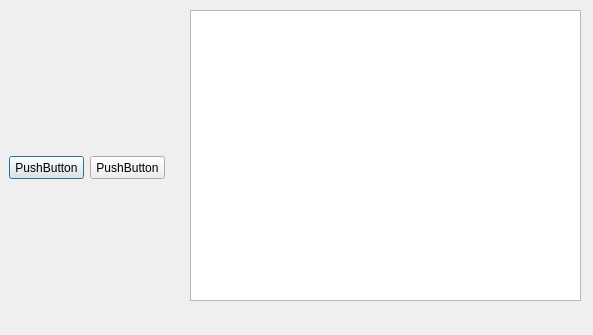
The window that cliente_dialog.ui (davatem17/proyectoC) describes before a commit, drawn with Qt 5.
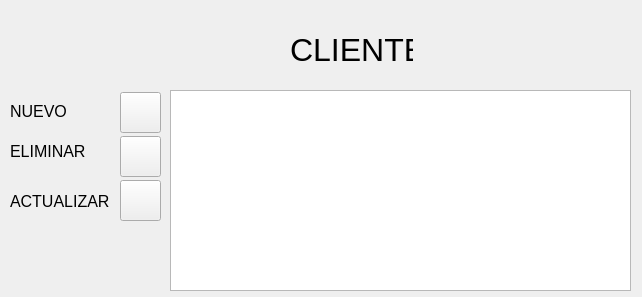
The same window after the commit. Icons and pictures are not drawn.

```diff
--- a/cliente_dialog.ui
+++ b/cliente_dialog.ui
@@ -6,8 +6,8 @@
    <rect>
     <x>0</x>
     <y>0</y>
-    <width>593</width>
-    <height>335</height>
+    <width>642</width>
+    <height>297</height>
    </rect>
   </property>
   <property name="windowTitle">
@@ -16,37 +16,161 @@
   <widget class="QTableView" name="tableView">
    <property name="geometry">
     <rect>
-     <x>190</x>
-     <y>10</y>
-     <width>391</width>
-     <height>291</height>
+     <x>170</x>
+     <y>90</y>
+     <width>461</width>
+     <height>201</height>
     </rect>
    </property>
   </widget>
   <widget class="QPushButton" name="pushButton">
    <property name="geometry">
     <rect>
-     <x>9</x>
-     <y>156</y>
-     <width>75</width>
+     <x>120</x>
+     <y>92</y>
+     <width>41</width>
+     <height>41</height>
+    </rect>
+   </property>
+   <property name="text">
+    <string/>
+   </property>
+   <property name="icon">
+    <iconset>
+     <normaloff>../build-factura-Desktop_Qt_5_15_0_MinGW_64_bit-Release/images/nuevo.png</normaloff>../build-factura-Desktop_Qt_5_15_0_MinGW_64_bit-Release/images/nuevo.png</iconset>
+   </property>
+   <property name="iconSize">
+    <size>
+     <width>30</width>
+     <height>30</height>
+    </size>
+   </property>
+   <property name="autoDefault">
+    <bool>false</bool>
+   </property>
+  </widget>
+  <widget class="QPushButton" name="bteliminar">
+   <property name="geometry">
+    <rect>
+     <x>120</x>
+     <y>136</y>
+     <width>41</width>
+     <height>41</height>
+    </rect>
+   </property>
+   <property name="text">
+    <string/>
+   </property>
+   <property name="icon">
+    <iconset>
+     <normaloff>../build-factura-Desktop_Qt_5_15_0_MinGW_64_bit-Release/images/eliminar.png</normaloff>../build-factura-Desktop_Qt_5_15_0_MinGW_64_bit-Release/images/eliminar.png</iconset>
+   </property>
+   <property name="iconSize">
+    <size>
+     <width>30</width>
+     <height>30</height>
+    </size>
+   </property>
+   <property name="autoDefault">
+    <bool>false</bool>
+   </property>
+  </widget>
+  <widget class="QPushButton" name="btactualizar">
+   <property name="geometry">
+    <rect>
+     <x>120</x>
+     <y>180</y>
+     <width>41</width>
+     <height>41</height>
+    </rect>
+   </property>
+   <property name="text">
+    <string/>
+   </property>
+   <property name="icon">
+    <iconset>
+     <normaloff>../build-factura-Desktop_Qt_5_15_0_MinGW_64_bit-Release/images/actualizar.png</normaloff>../build-factura-Desktop_Qt_5_15_0_MinGW_64_bit-Release/images/actualizar.png</iconset>
+   </property>
+   <property name="iconSize">
+    <size>
+     <width>30</width>
+     <height>30</height>
+    </size>
+   </property>
+   <property name="autoDefault">
+    <bool>false</bool>
+   </property>
+  </widget>
+  <widget class="QLabel" name="label">
+   <property name="geometry">
+    <rect>
+     <x>290</x>
+     <y>30</y>
+     <width>123</width>
+     <height>39</height>
+    </rect>
+   </property>
+   <property name="font">
+    <font>
+     <pointsize>24</pointsize>
+    </font>
+   </property>
+   <property name="text">
+    <string>CLIENTE</string>
+   </property>
+  </widget>
+  <widget class="QLabel" name="label_2">
+   <property name="geometry">
+    <rect>
+     <x>10</x>
+     <y>100</y>
+     <width>60</width>
      <height>23</height>
     </rect>
    </property>
+   <property name="font">
+    <font>
+     <pointsize>12</pointsize>
+    </font>
+   </property>
    <property name="text">
-    <string>PushButton</string>
+    <string>NUEVO</string>
    </property>
   </widget>
-  <widget class="QPushButton" name="pushButton_2">
+  <widget class="QLabel" name="label_3">
    <property name="geometry">
     <rect>
-     <x>90</x>
-     <y>156</y>
-     <width>75</width>
+     <x>10</x>
+     <y>140</y>
+     <width>85</width>
      <height>23</height>
     </rect>
    </property>
+   <property name="font">
+    <font>
+     <pointsize>12</pointsize>
+    </font>
+   </property>
    <property name="text">
-    <string>PushButton</string>
+    <string>ELIMINAR</string>
+   </property>
+  </widget>
+  <widget class="QLabel" name="label_4">
+   <property name="geometry">
+    <rect>
+     <x>10</x>
+     <y>190</y>
+     <width>106</width>
+     <height>23</height>
+    </rect>
+   </property>
+   <property name="font">
+    <font>
+     <pointsize>12</pointsize>
+    </font>
+   </property>
+   <property name="text">
+    <string>ACTUALIZAR</string>
    </property>
   </widget>
  </widget>
```
Left out of the diff: 2 changed lines with no effect on the pictures.
